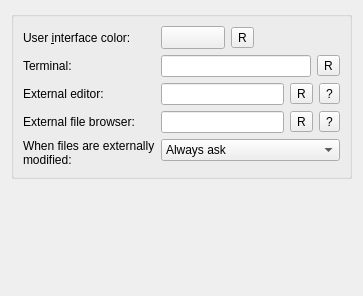
Above: src/plugins/coreplugin/generalsettings.ui from qt-creator/qt-creator before the change. Below: the same form after it.
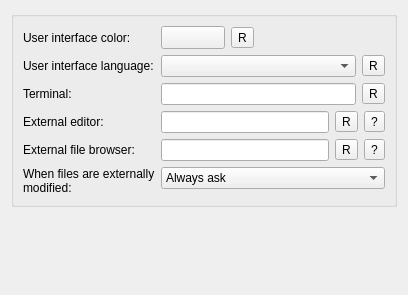
That is the form after the change. Icons and pictures are not drawn. Custom widgets are drawn as their Qt base class.

Commit message:
Make it possible to override the language settings in Creator.
Platform-dependent behavior is not good enough for a lot of
people it seems.

What changed in the file:
```diff
--- a/src/plugins/coreplugin/generalsettings.ui
+++ b/src/plugins/coreplugin/generalsettings.ui
@@ -6,8 +6,8 @@
    <rect>
     <x>0</x>
     <y>0</y>
-    <width>363</width>
-    <height>296</height>
+    <width>408</width>
+    <height>295</height>
    </rect>
   </property>
   <layout class="QVBoxLayout" name="verticalLayout">
@@ -23,7 +23,7 @@
       <item row="0" column="0">
        <widget class="QLabel" name="colorLabel">
         <property name="text">
-         <string>User &amp;interface color:</string>
+         <string>User interface color:</string>
         </property>
         <property name="buddy">
          <cstring>colorButton</cstring>
@@ -80,14 +80,14 @@
         </item>
        </layout>
       </item>
-      <item row="1" column="0">
+      <item row="3" column="0">
        <widget class="QLabel" name="terminalLabel">
         <property name="text">
          <string>Terminal:</string>
         </property>
        </widget>
       </item>
-      <item row="1" column="1">
+      <item row="3" column="1">
        <layout class="QHBoxLayout" name="terminalHorizontalLayout">
         <item>
          <widget class="QLineEdit" name="terminalEdit"/>
@@ -108,14 +108,14 @@
         </item>
        </layout>
       </item>
-      <item row="2" column="0">
+      <item row="4" column="0">
        <widget class="QLabel" name="editorLabel">
         <property name="text">
          <string>External editor:</string>
         </property>
        </widget>
       </item>
-      <item row="2" column="1">
+      <item row="4" column="1">
        <layout class="QHBoxLayout" name="editorHorizontalLayout">
         <item>
          <widget class="QLineEdit" name="externalEditorEdit"/>
@@ -143,14 +143,14 @@
         </item>
        </layout>
       </item>
-      <item row="3" column="0">
+      <item row="5" column="0">
        <widget class="QLabel" name="externalFileBrowserLabel">
         <property name="text">
          <string>External file browser:</string>
         </property>
        </widget>
       </item>
-      <item row="4" column="0">
+      <item row="6" column="0">
        <widget class="QLabel" name="modifiedLabel">
         <property name="text">
          <string>When files are externally modified:</string>
@@ -160,7 +160,7 @@
         </property>
        </widget>
       </item>
-      <item row="4" column="1">
+      <item row="6" column="1">
        <widget class="QComboBox" name="reloadBehavior">
         <property name="sizePolicy">
          <sizepolicy hsizetype="MinimumExpanding" vsizetype="Fixed">
@@ -188,7 +188,7 @@
         </item>
        </widget>
       </item>
-      <item row="3" column="1">
+      <item row="5" column="1">
        <layout class="QHBoxLayout" name="horizontalLayout">
         <item>
          <layout class="QHBoxLayout" name="horizontalLayout_2">
@@ -220,6 +220,34 @@
         </item>
        </layout>
       </item>
+      <item row="2" column="0">
+       <widget class="QLabel" name="languageLabel">
+        <property name="text">
+         <string>User interface language:</string>
+        </property>
+       </widget>
+      </item>
+      <item row="2" column="1">
+       <layout class="QHBoxLayout" name="horizontalLayout_3">
+        <item>
+         <widget class="QComboBox" name="languageBox"/>
+        </item>
+        <item>
+         <widget class="QToolButton" name="resetLanguageButton">
+          <property name="toolTip">
+           <string>Reset to default</string>
+          </property>
+          <property name="text">
+           <string>R</string>
+          </property>
+          <property name="icon">
+           <iconset resource="core.qrc">
+            <normaloff>:/core/images/reset.png</normaloff>:/core/images/reset.png</iconset>
+          </property>
+         </widget>
+        </item>
+       </layout>
+      </item>
      </layout>
     </widget>
    </item>
```
Left out of the diff: 15 changed lines with no effect on the pictures. The commit also changes 4 other files.
